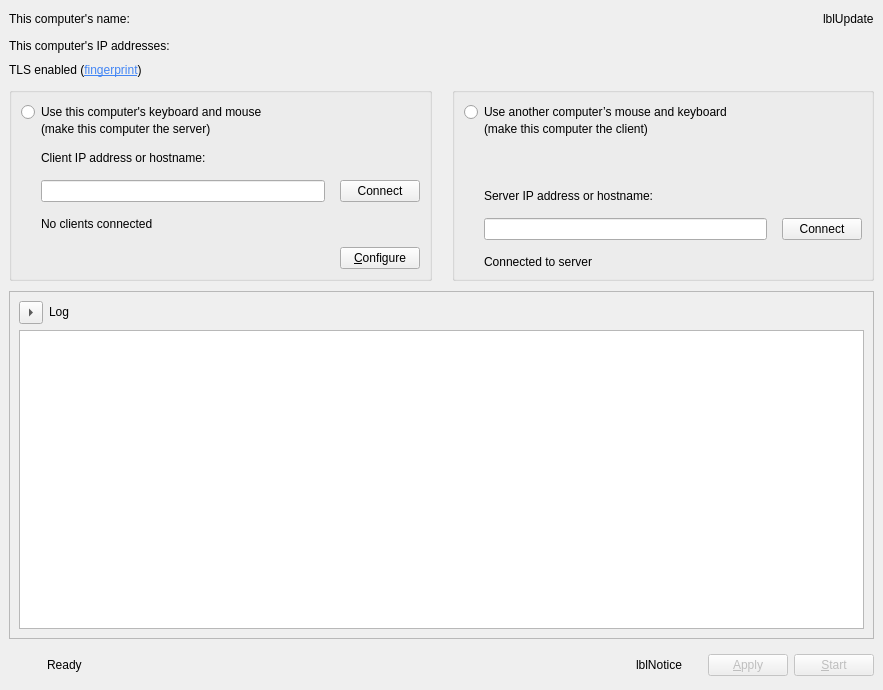
This is src/apps/deskflow-gui/MainWindow.ui in deskflow/deskflow as Qt 5 draws it before an edit. The edited form follows.
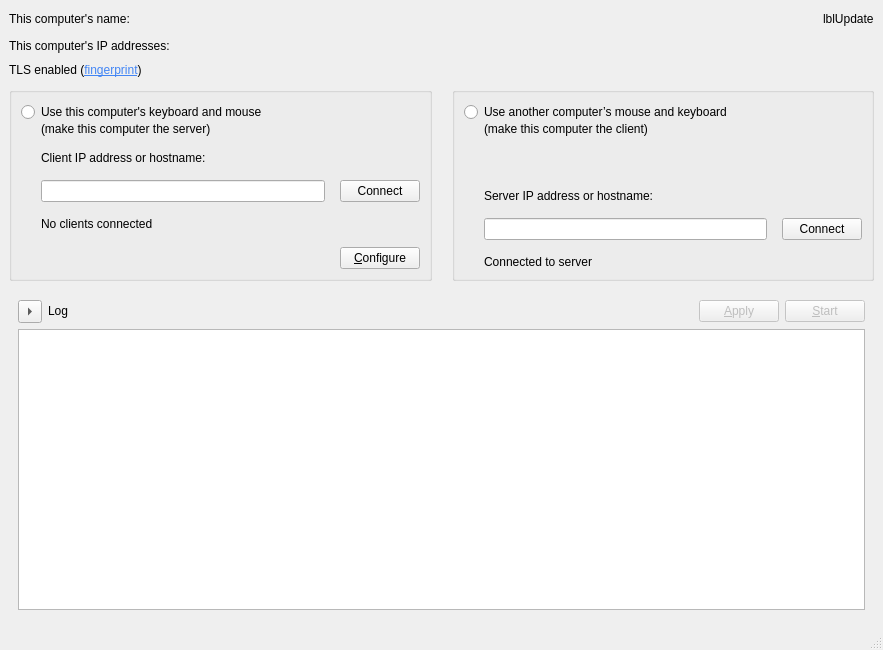
This is the edited form. Custom widgets are drawn as their Qt base class.

Commit message: refactor: mainwindow use status bar for status items

What changed in the file:
```diff
--- a/src/apps/deskflow-gui/MainWindow.ui
+++ b/src/apps/deskflow-gui/MainWindow.ui
@@ -7,7 +7,7 @@
     <x>0</x>
     <y>0</y>
     <width>883</width>
-    <height>690</height>
+    <height>650</height>
    </rect>
   </property>
   <property name="sizePolicy">
@@ -443,10 +443,10 @@
        </sizepolicy>
       </property>
       <property name="frameShape">
-       <enum>QFrame::Shape::StyledPanel</enum>
+       <enum>QFrame::Shape::NoFrame</enum>
       </property>
       <property name="frameShadow">
-       <enum>QFrame::Shadow::Raised</enum>
+       <enum>QFrame::Shadow::Plain</enum>
       </property>
       <layout class="QVBoxLayout" name="_3">
        <item>
@@ -477,6 +477,39 @@
            </property>
           </widget>
          </item>
+         <item>
+          <spacer name="spacer">
+           <property name="orientation">
+            <enum>Qt::Orientation::Horizontal</enum>
+           </property>
+           <property name="sizeHint" stdset="0">
+            <size>
+             <width>40</width>
+             <height>20</height>
+            </size>
+           </property>
+          </spacer>
+         </item>
+         <item>
+          <widget class="QPushButton" name="btnApplySettings">
+           <property name="enabled">
+            <bool>false</bool>
+           </property>
+           <property name="text">
+            <string>&amp;Apply</string>
+           </property>
+          </widget>
+         </item>
+         <item>
+          <widget class="QPushButton" name="btnToggleCore">
+           <property name="enabled">
+            <bool>false</bool>
+           </property>
+           <property name="text">
+            <string>&amp;Start</string>
+           </property>
+          </widget>
+         </item>
         </layout>
        </item>
        <item>
@@ -507,115 +540,9 @@
       </layout>
      </widget>
     </item>
-    <item>
-     <layout class="QHBoxLayout" name="layoutActions">
-      <property name="spacing">
-       <number>6</number>
-      </property>
-      <property name="sizeConstraint">
-       <enum>QLayout::SizeConstraint::SetDefaultConstraint</enum>
-      </property>
-      <item>
-       <widget class="QLabel" name="lblConnectionSecurityStatus">
-        <property name="enabled">
-         <bool>true</bool>
-        </property>
-        <property name="minimumSize">
-         <size>
-          <width>32</width>
-          <height>32</height>
-         </size>
-        </property>
-        <property name="maximumSize">
-         <size>
-          <width>32</width>
-          <height>32</height>
-         </size>
-        </property>
-        <property name="text">
-         <string/>
-        </property>
-       </widget>
-      </item>
-      <item>
-       <widget class="QLabel" name="lblStatus">
-        <property name="text">
-         <string>Ready</string>
-        </property>
-       </widget>
-      </item>
-      <item>
-       <spacer name="spacer">
-        <property name="orientation">
-         <enum>Qt::Orientation::Horizontal</enum>
-        </property>
-        <property name="sizeHint" stdset="0">
-         <size>
-          <width>40</width>
-          <height>20</height>
-         </size>
-        </property>
-       </spacer>
-      </item>
-      <item>
-       <widget class="QLabel" name="lblNotice">
-        <property name="autoFillBackground">
-         <bool>false</bool>
-        </property>
-        <property name="text">
-         <string notr="true">lblNotice</string>
-        </property>
-        <property name="alignment">
-         <set>Qt::AlignmentFlag::AlignLeading|Qt::AlignmentFlag::AlignLeft|Qt::AlignmentFlag::AlignVCenter</set>
-        </property>
-        <property name="margin">
-         <number>0</number>
-        </property>
-        <property name="openExternalLinks">
-         <bool>true</bool>
-        </property>
-       </widget>
-      </item>
-      <item>
-       <spacer name="horizontalSpacer">
-        <property name="orientation">
-         <enum>Qt::Orientation::Horizontal</enum>
-        </property>
-        <property name="sizeType">
-         <enum>QSizePolicy::Policy::Fixed</enum>
-        </property>
-        <property name="sizeHint" stdset="0">
-         <size>
-          <width>20</width>
-          <height>20</height>
-         </size>
-        </property>
-       </spacer>
-      </item>
-      <item>
-       <widget class="QPushButton" name="btnApplySettings">
-        <property name="enabled">
-         <bool>false</bool>
-        </property>
-        <property name="text">
-         <string>&amp;Apply</string>
-        </property>
-       </widget>
-      </item>
-      <item>
-       <widget class="QPushButton" name="btnToggleCore">
-        <property name="enabled">
-         <bool>false</bool>
-        </property>
-        <property name="text">
-         <string>&amp;Start</string>
-        </property>
-       </widget>
-      </item>
-     </layout>
-    </item>
    </layout>
   </widget>
+  <widget class="QStatusBar" name="statusBar"/>
  </widget>
  <customwidgets>
   <customwidget>
```
Left out of the diff: 2 changed lines with no effect on the pictures. The commit also changes 2 other files.
